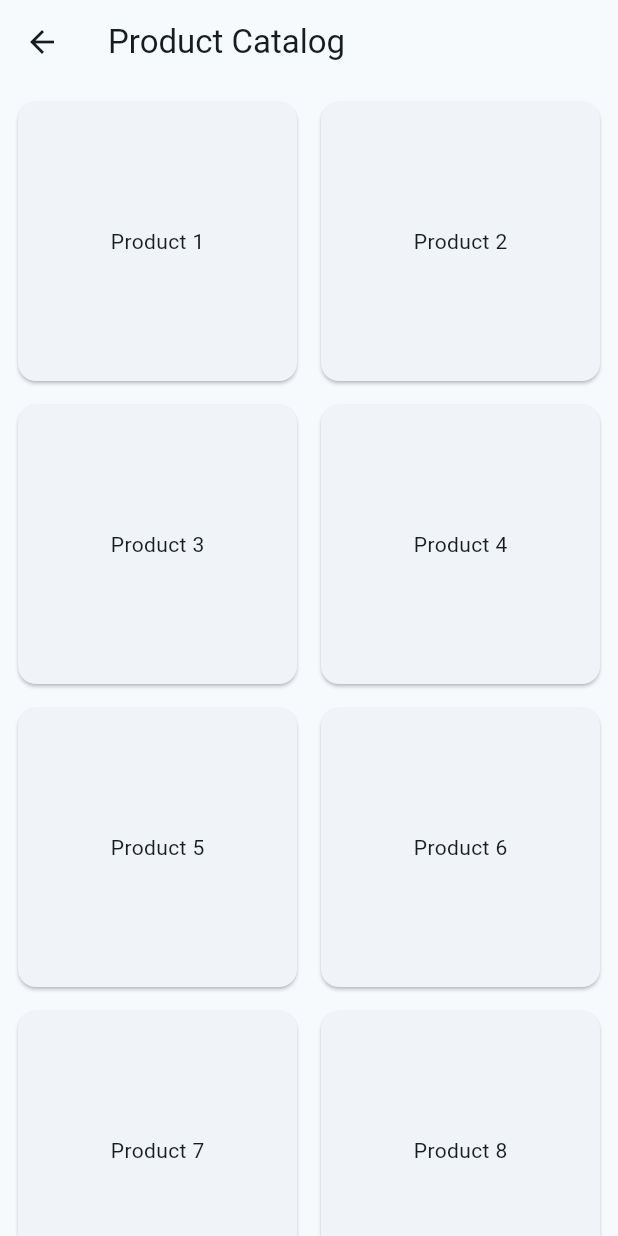
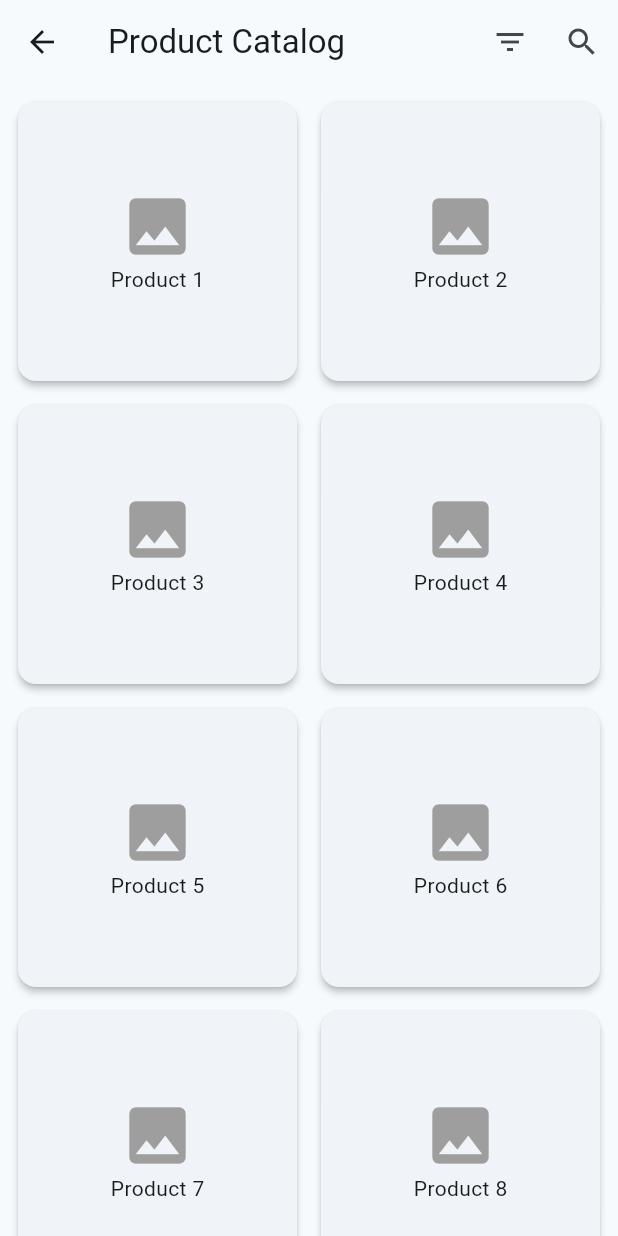
Before and after one commit to sphcastillo/flutter_marketplace, a Flutter app: the CatalogPage screen opened by its route, on a phone screen of 412 x 824 dp. Run offline on Flutter 3.47's test engine with Material 3 defaults, Android fonts, the phone set to English and light mode, and no system bars; our stand-ins replace font_awesome_flutter.

```diff
--- a/lib/screens/catalog_page.dart
+++ b/lib/screens/catalog_page.dart
@@ -6,14 +6,25 @@ class CatalogPage extends StatelessWidget {
   @override
   Widget build(BuildContext context) {
     return Scaffold(
-      appBar: AppBar(title: const Text('Product Catalog')),
+      appBar: AppBar(title: const Text('Product Catalog'), actions: [
+        IconButton(icon: const Icon(Icons.filter_list), onPressed: () {}),
+        IconButton(icon: const Icon(Icons.search), onPressed: () {}),
+      ]),
       body: GridView.builder(
           padding: const EdgeInsets.all(8.0),
           gridDelegate: const SliverGridDelegateWithFixedCrossAxisCount(
               crossAxisCount: 2, crossAxisSpacing: 8.0, mainAxisSpacing: 8.0),
           itemCount: 20, //Example product count
           itemBuilder: (context, index) {
-            return Card(child: Center(child: Text('Product ${index + 1}')));
+            return Card(
+                elevation: 2.0,
+                child: Column(
+                  mainAxisAlignment: MainAxisAlignment.center,
+                  children: [
+                    Icon(Icons.image, size: 50, color: Colors.grey),
+                    Text('Product ${index + 1}'),
+                  ],
+                ));
           }),
     );
   }
--- a/pubspec.yaml
+++ b/pubspec.yaml
@@ -35,6 +35,9 @@ dependencies:
   # The following adds the Cupertino Icons font to your application.
   # Use with the CupertinoIcons class for iOS style icons.
   cupertino_icons: ^1.0.8
+
+  font_awesome_flutter: ^10.5.0
+
 
 dev_dependencies:
   flutter_test:
```
Also changed, not shown: lib/screens/home_page.dart (+48 -8 lines), pubspec.lock.
